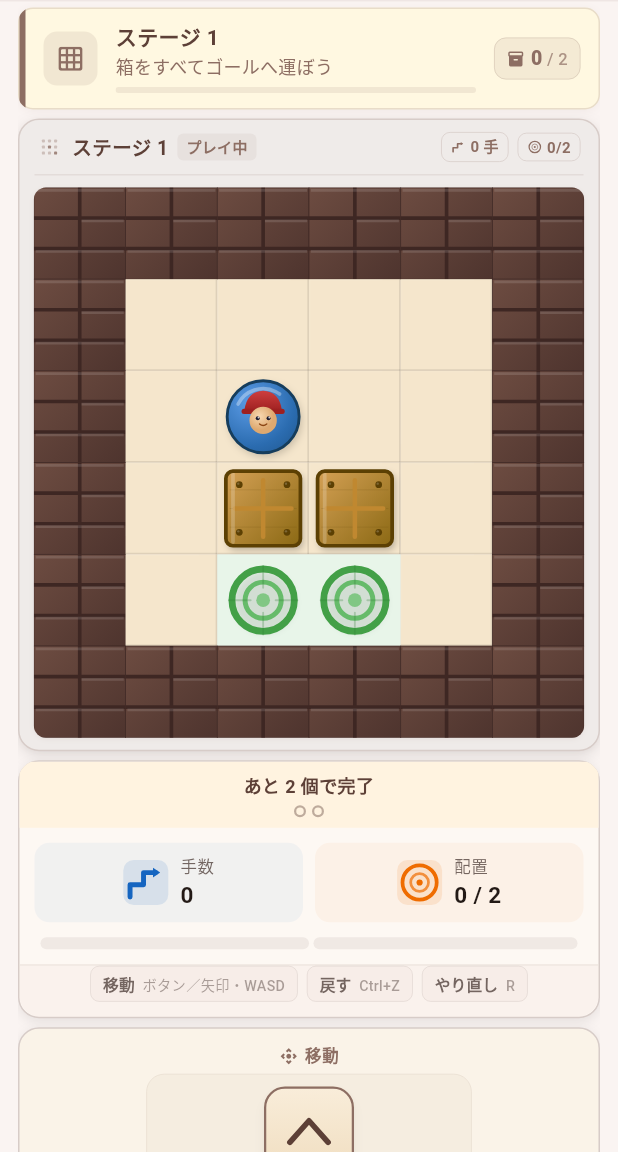
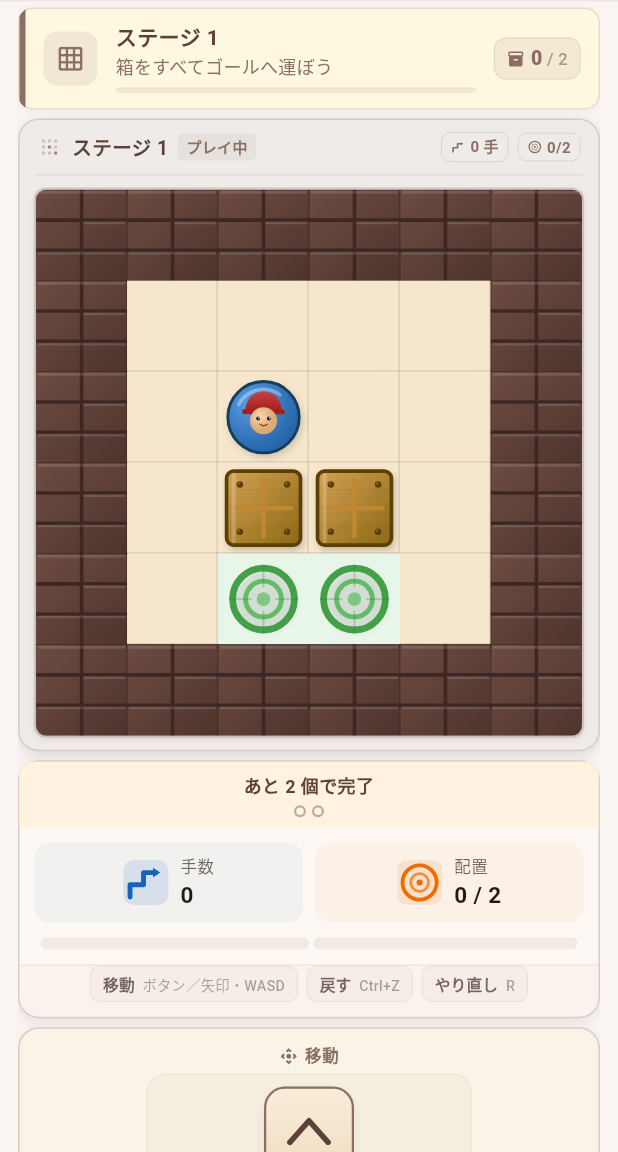
Before and after one commit to mozuq-lab/sokoban-app, a Flutter app: the screen it shows after launch, on a phone screen of 412 x 824 dp, the part 84-1236 px from its top. Run offline on Flutter 3.47's test engine with Material 3 defaults, Android fonts, the phone set to English and light mode, and no system bars.

Commit message:
改善: 盤面タイル領域のフレーム表現を整える (#82)
* 改善: 盤面タイル領域のフレーム表現を整える

* 修正: テストの不要な非null アサーション演算子を削除

ClipRRect.borderRadius は非nullableなため、不要な `!` を削除して
flutter analyze の warning を解消した。

Co-Authored-By: Claude Opus 4.6 (1M context) <noreply@anthropic.com>

---------

Co-authored-by: Claude Opus 4.6 (1M context) <noreply@anthropic.com>

```diff
--- a/lib/features/game/presentation/home_screen.dart
+++ b/lib/features/game/presentation/home_screen.dart
@@ -589,20 +589,24 @@ class _BoardSection extends StatelessWidget {
                 child: Padding(
                   padding: const EdgeInsets.all(8),
                   child: Container(
+                    key: const Key('board_tile_frame'),
                     decoration: BoxDecoration(
                       borderRadius: BorderRadius.circular(8),
+                      border: Border.all(
+                        color: Colors.brown.withValues(alpha: 0.22),
+                        width: 1.5,
+                      ),
                       boxShadow: [
-                        // インセット影風の外枠（盤面を沈み込ませる表現）
+                        // 内側に沈み込んだ印象を作る上辺の薄い影
                         BoxShadow(
-                          color: Colors.brown.withValues(alpha: 0.12),
-                          blurRadius: 3,
-                          spreadRadius: -1,
+                          color: Colors.brown.withValues(alpha: 0.10),
+                          blurRadius: 2,
                           offset: const Offset(0, 1),
                         ),
                       ],
                     ),
                     child: ClipRRect(
-                      borderRadius: BorderRadius.circular(8),
+                      borderRadius: BorderRadius.circular(6.5),
                       child: AspectRatio(
                         aspectRatio:
                             gameState.board.width / gameState.board.height,
```
Also changed, not shown: 1 other file.
